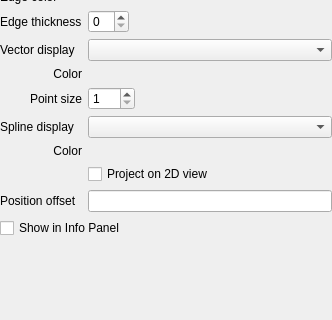
Above: freeview/PanelSurface.ui from freesurfer/freesurfer before the change; both pictures show x 0 to 332 and y 710 to 1030 of the 332 by 1030 pixel window. Below: the same form after it.
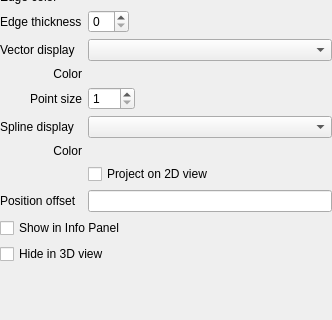
That is the form after the change. Icons and pictures are not drawn. Custom widgets are drawn as their Qt base class.

Commit message: Add option to hide a surface only in 3D view. -rpwang

The edit to the form file:
```diff
--- a/freeview/PanelSurface.ui
+++ b/freeview/PanelSurface.ui
@@ -23,9 +23,9 @@
    <property name="geometry">
     <rect>
      <x>0</x>
-     <y>0</y>
+     <y>-117</y>
      <width>314</width>
-     <height>1119</height>
+     <height>1147</height>
     </rect>
    </property>
    <layout class="QVBoxLayout" name="verticalLayout">
@@ -884,6 +884,13 @@
       </property>
      </widget>
     </item>
+    <item>
+     <widget class="QCheckBox" name="checkBoxHideIn3DView">
+      <property name="text">
+       <string>Hide in 3D view</string>
+      </property>
+     </widget>
+    </item>
     <item>
      <spacer name="verticalSpacer">
       <property name="orientation">
```
Left out of the diff: 134 changed lines with no effect on the pictures. The commit also changes 4 other files.
